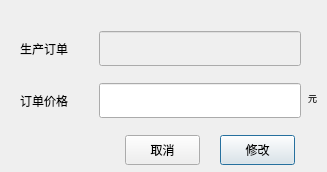
This is Qt/ERP/dialogmodprice.ui in superp2017/NTERP as Qt 5 draws it before an edit. The edited form follows.
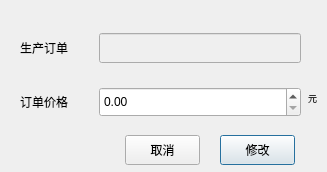
This is the edited form.

The edit to the form file:
```diff
--- a/Qt/ERP/dialogmodprice.ui
+++ b/Qt/ERP/dialogmodprice.ui
@@ -76,6 +76,9 @@
     <property name="horizontalSpacing">
      <number>31</number>
     </property>
+    <property name="verticalSpacing">
+     <number>11</number>
+    </property>
     <item row="0" column="0">
      <widget class="QLabel" name="label">
       <property name="minimumSize">
@@ -100,7 +103,7 @@
       <property name="minimumSize">
        <size>
         <width>0</width>
-        <height>35</height>
+        <height>30</height>
        </size>
       </property>
      </widget>
@@ -122,13 +125,16 @@
      </widget>
     </item>
     <item row="1" column="1">
-     <widget class="QLineEdit" name="lineEdit_price">
+     <widget class="QDoubleSpinBox" name="doubleSpinBox">
       <property name="minimumSize">
        <size>
         <width>0</width>
-        <height>35</height>
+        <height>30</height>
        </size>
       </property>
+      <property name="maximum">
+       <double>999999.989999999990687</double>
+      </property>
      </widget>
     </item>
    </layout>
```
